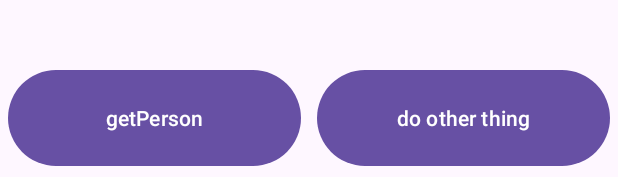
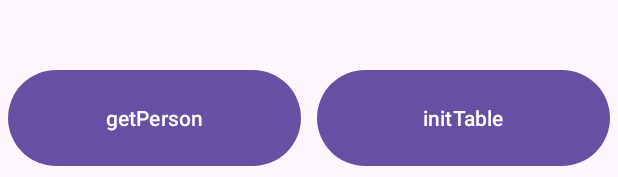
Before and after one commit to graveyard233/KotlinTry, an Android app: the layout fragment_person_room.xml on its own in the app's theme, with its tools: preview values and no code run, on a phone screen of 412 x 824 dp. Shown: the part 1056-1233 px from the top of the screen. Run offline under Robolectric (Android 15) with nearby library versions, the phone set to English and light mode, and no system bars; network calls fail.

```diff
--- a/app/src/main/java/com/example/kotlintry/MainActivity.kt
+++ b/app/src/main/java/com/example/kotlintry/MainActivity.kt
@@ -51,7 +51,7 @@ class MainActivity : BaseActivity() {
         navController = navHostFragment.navController
         mainBinding?.mainNavView?.setupWithNavController(navController!!)
 
-        val appBarConfiguration = AppBarConfiguration(navController!!.graph, drawerLayout = mainBinding?.mainDrawer)
+        val appBarConfiguration = AppBarConfiguration(setOf(R.id.nav_paging,R.id.nav_repository,R.id.nav_room), drawerLayout = mainBinding?.mainDrawer)
         mainBinding?.mainToolbar?.setupWithNavController(navController!!,appBarConfiguration)
 
     }
--- a/app/src/main/java/com/example/kotlintry/roomTry/RoomRepository.kt
+++ b/app/src/main/java/com/example/kotlintry/roomTry/RoomRepository.kt
@@ -7,7 +7,7 @@ import kotlinx.coroutines.flow.*
 
 class RoomRepository(private val videoDAO: PreciousVideoDAO,private val ownerDao: OwnerDAO,
                      private val personDAO: PersonDAO,private val bookDAO: BookDAO) {
-    val TAG: String = javaClass.simpleName
+    val TAG: String = "${javaClass.simpleName}-${javaClass.hashCode()}"
 
 
 
@@ -93,6 +93,7 @@ class RoomRepository(private val videoDAO: PreciousVideoDAO,private val ownerDao
     :Flow<DataResult<List<Person>>>
     {
         return flow<DataResult<List<Person>>> {
+            Log.i(TAG, "getPersonFromRoom: 用于查看是不是同一个仓库层")
             emit(DataResult.Success(personDAO.getAllPerson()))
         }.catch {
             emit(DataResult.Error(it.message!!))
--- a/app/src/main/java/com/example/kotlintry/ui/pages/OwnerFragment.kt
+++ b/app/src/main/java/com/example/kotlintry/ui/pages/OwnerFragment.kt
@@ -36,6 +36,7 @@ class OwnerFragment:BaseFragment() {
 
     private var recycler :RecyclerView ?= null
     private var btn_get :Button ?= null
+    private var btn_select :Button ?= null
 
     override fun onCreateView(
         inflater: LayoutInflater,
@@ -47,6 +48,7 @@ class OwnerFragment:BaseFragment() {
         view.apply {
             recycler = findViewById(R.id.owner_recycle)
             btn_get = findViewById(R.id.owner_btn_get)
+            btn_select = findViewById(R.id.owner_btn_select)
         }
         return view
     }
@@ -61,6 +63,9 @@ class OwnerFragment:BaseFragment() {
         btn_get?.setOnClickListener {
             roomViewModel.getAllOwner()
         }
+        btn_select?.setOnClickListener {
+            roomViewModel.selectOwner("的")
+        }
         lifecycleScope.launch {
             roomViewModel.ownerSharedFlow.collect(){
                 Log.i(TAG, "onCreate: 接收到sharedFlow数据")
--- a/app/src/main/java/com/example/kotlintry/ui/pages/PersonFragment.kt
+++ b/app/src/main/java/com/example/kotlintry/ui/pages/PersonFragment.kt
@@ -30,6 +30,7 @@ class PersonFragment:BaseFragment() {
 
     private var recycler :RecyclerView ?= null
     private var btn_get :Button ?= null
+    private var btn_init :Button ?= null
 
 
     override fun onCreateView(
@@ -42,6 +43,7 @@ class PersonFragment:BaseFragment() {
         view?.apply {
             recycler = findViewById(R.id.person_recycle)
             btn_get = findViewById(R.id.person_btn_get)
+            btn_init = findViewById(R.id.person_btn_initTable)
         }
 
         return view
@@ -57,6 +59,9 @@ class PersonFragment:BaseFragment() {
         btn_get?.setOnClickListener {
             roomViewModel.getAllPerson()
         }
+        btn_init?.setOnClickListener {
+            roomViewModel.initTestTable()
+        }
 
         roomViewModel.personLiveData.observe(viewLifecycleOwner){
             personAdapter.submitList(it)
--- a/app/src/main/res/layout/fragment_owner_room.xml
+++ b/app/src/main/res/layout/fragment_owner_room.xml
@@ -25,12 +25,12 @@
             android:text="getOwner" />
 
         <Button
-            android:id="@+id/owner_btn_doOther"
+            android:id="@+id/owner_btn_select"
             android:layout_width="0dp"
             android:layout_height="match_parent"
             android:layout_margin="5dp"
             android:layout_weight="1"
-            android:text="do other thing" />
+            android:text="selectOwner" />
 
     </LinearLayout>
 
--- a/app/src/main/res/layout/fragment_person_room.xml
+++ b/app/src/main/res/layout/fragment_person_room.xml
@@ -25,12 +25,12 @@
             android:text="getPerson" />
 
         <Button
-            android:id="@+id/person_btn_doOther"
+            android:id="@+id/person_btn_initTable"
             android:layout_width="0dp"
             android:layout_height="match_parent"
             android:layout_margin="5dp"
             android:layout_weight="1"
-            android:text="do other thing" />
+            android:text="initTable" />
 
     </LinearLayout>
 
```
Also changed, not shown: app/src/main/java/com/example/kotlintry/roomTry/RoomViewModel.kt (+9 -3 lines).
